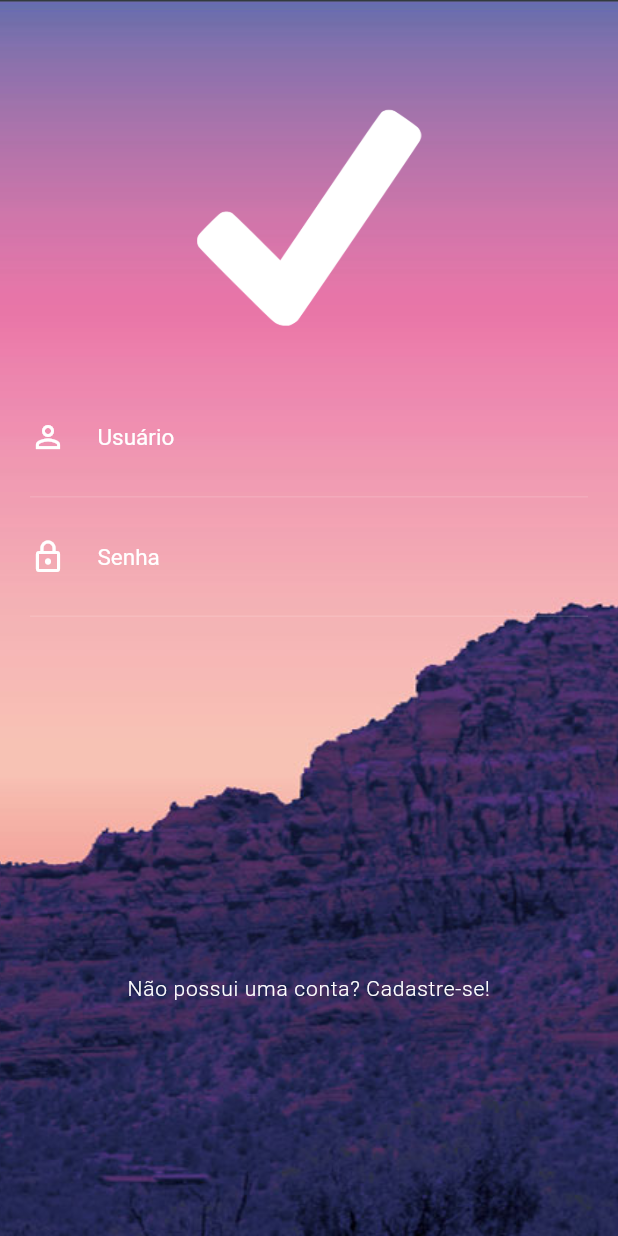
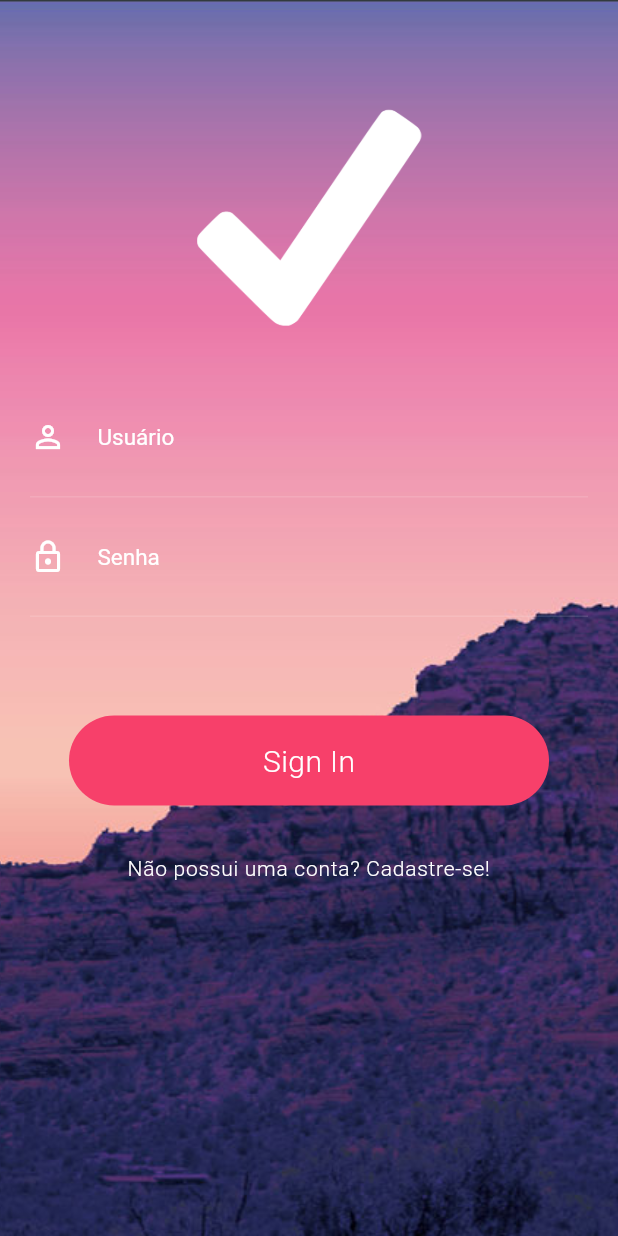
Before and after one commit to davihoffmann/flutter-animations, a Flutter app: the screen it shows after launch, on a phone screen of 412 x 824 dp. Run offline on Flutter 3.47's test engine with Material 2 defaults, Android fonts, the phone set to English and light mode, and no system bars.

Commit message:
create a button sign in

```diff
--- a/lib/screens/login/login_screen.dart
+++ b/lib/screens/login/login_screen.dart
@@ -1,5 +1,6 @@
 import 'package:app_animations/widgets/input_field.dart';
 import 'package:app_animations/widgets/sign_up_button.dart';
+import 'package:app_animations/widgets/stagger_animation.dart';
 import 'package:flutter/material.dart';
 
 class LoginScreen extends StatefulWidget {
@@ -7,7 +8,19 @@ class LoginScreen extends StatefulWidget {
   _LoginScreenState createState() => _LoginScreenState();
 }
 
-class _LoginScreenState extends State<LoginScreen> {
+class _LoginScreenState extends State<LoginScreen>
+    with SingleTickerProviderStateMixin {
+  AnimationController _animationController;
+
+  @override
+  void initState() {
+    super.initState();
+
+    _animationController = AnimationController(
+      vsync: this,
+      duration: Duration(seconds: 2)
+    );
+  }
 
   @override
   Widget build(BuildContext context) {
@@ -25,6 +38,7 @@ class _LoginScreenState extends State<LoginScreen> {
           padding: EdgeInsets.zero,
           children: <Widget>[
             Stack(
+              alignment: Alignment.bottomCenter,
               children: <Widget>[
                 Column(
                   children: <Widget>[
@@ -40,7 +54,10 @@ class _LoginScreenState extends State<LoginScreen> {
                     _form(),
                     SignUpButton(),
                   ],
-                )
+                ),
+                StaggerAnimation(
+                  controller: _animationController.view
+                ),
               ],
             )
           ],
@@ -66,8 +83,14 @@ class _LoginScreenState extends State<LoginScreen> {
             icon: Icons.lock_outline,
           )
         ],
-        )
-      ),
+      )),
     );
   }
+
+  @override
+  void dispose() {
+    super.dispose();
+    _animationController.dispose();
   }
+
+}
--- a/lib/widgets/sign_up_button.dart
+++ b/lib/widgets/sign_up_button.dart
@@ -4,7 +4,7 @@ class SignUpButton extends StatelessWidget {
   @override
   Widget build(BuildContext context) {
     return FlatButton(
-      padding: EdgeInsets.only(top: 240),
+      padding: EdgeInsets.only(top: 160),
       onPressed: () => {},
       child: Text(
         "Não possui uma conta? Cadastre-se!",
--- /dev/null
+++ b/lib/widgets/stagger_animation.dart
@@ -0,0 +1,38 @@
+import 'package:flutter/material.dart';
+
+class StaggerAnimation extends StatelessWidget {
+  final AnimationController controller;
+
+  StaggerAnimation({this.controller});
+
+  @override
+  Widget build(BuildContext context) {
+    return AnimatedBuilder(animation: controller, builder: _buildAnimation);
+  }
+
+  Widget _buildAnimation(BuildContext context, Widget child) {
+    return Padding(
+      padding: EdgeInsets.only(bottom: 50),
+      child: InkWell(
+        onTap: () => {},
+        child: Container(
+          width: 320,
+          height: 60,
+          alignment: Alignment.center,
+          decoration: BoxDecoration(
+              color: Color.fromRGBO(247, 64, 106, 1.0),
+              borderRadius: BorderRadius.all(Radius.circular(30.0))),
+          child: Text(
+            "Sign In",
+            style: TextStyle(
+              color: Colors.white,
+              fontSize: 20,
+              fontWeight: FontWeight.w300,
+              letterSpacing: 0.3
+            ),
+          ),
+        ),
+      ),
+    );
+  }
+}
```
Lines whose indentation alone changed are shown as unchanged.
